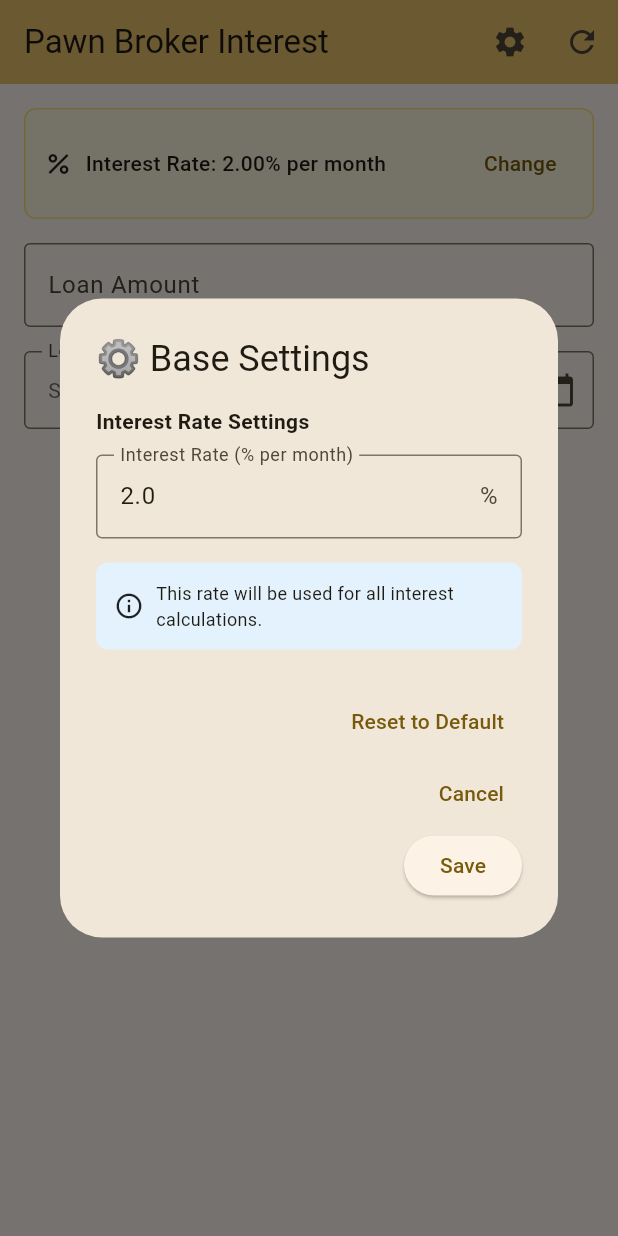
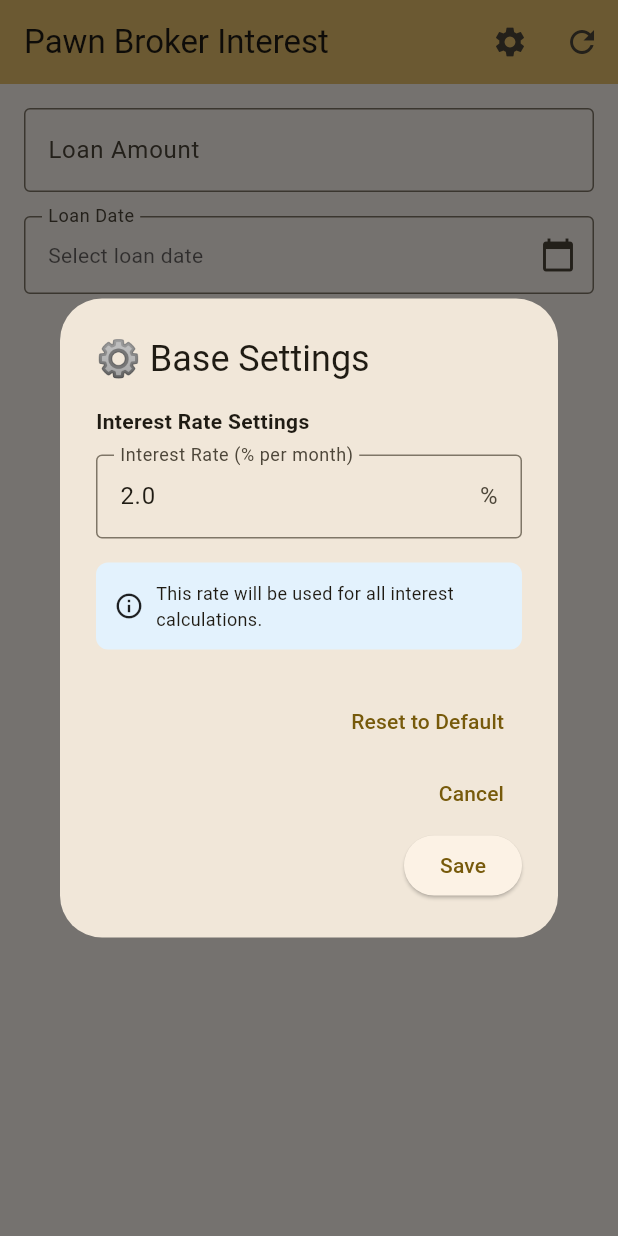
Before and after one commit to apkarthik1986/InterestEstimator, a Flutter app: the screen it shows after launch, after a tap on the "settings" icon, on a phone screen of 412 x 824 dp. Run offline on Flutter 3.47's test engine with Material 3 defaults, Android fonts, the phone set to English and light mode, and no system bars; our stand-ins replace pdf, printing, shared_preferences.

Commit message:
Remove interest rate display box from main page and add settings save confirmation (#14)
* Initial plan

* Remove interest rate display box from main page and add green snackbar on settings save

Co-authored-by: apkarthik1986 <65869415+apkarthik1986@users.noreply.github.com>

* Refactor dialog context naming to avoid shadowing State's BuildContext

Co-authored-by: apkarthik1986 <65869415+apkarthik1986@users.noreply.github.com>

---------

Co-authored-by: copilot-swe-agent[bot] <198982749+Copilot@users.noreply.github.com>
Co-authored-by: apkarthik1986 <65869415+apkarthik1986@users.noreply.github.com>

```diff
--- a/lib/main.dart
+++ b/lib/main.dart
@@ -328,7 +328,7 @@ class _InterestCalculatorPageState extends State<InterestCalculatorPage> {
 
     showDialog(
       context: context,
-      builder: (context) => AlertDialog(
+      builder: (dialogContext) => AlertDialog(
         title: const Text('⚙️ Base Settings'),
         content: SingleChildScrollView(
           child: Column(
@@ -378,21 +378,29 @@ class _InterestCalculatorPageState extends State<InterestCalculatorPage> {
           TextButton(
             onPressed: () async {
               await _resetToDefaults();
-              if (context.mounted) Navigator.of(context).pop();
+              if (dialogContext.mounted) Navigator.of(dialogContext).pop();
             },
             child: const Text('Reset to Default'),
           ),
           TextButton(
-            onPressed: () => Navigator.of(context).pop(),
+            onPressed: () => Navigator.of(dialogContext).pop(),
             child: const Text('Cancel'),
           ),
           ElevatedButton(
             onPressed: () async {
               await _saveBaseValues();
-              if (context.mounted) {
-                Navigator.of(context).pop();
+              if (dialogContext.mounted) {
+                Navigator.of(dialogContext).pop();
                 // Recalculate with the new interest rate
                 _tryCalculateInterest();
+                // Show green success snackbar
+                ScaffoldMessenger.of(context).showSnackBar(
+                  const SnackBar(
+                    content: Text('Settings saved successfully'),
+                    backgroundColor: Colors.green,
+                    duration: Duration(seconds: 2),
+                  ),
+                );
               }
             },
             child: const Text('Save'),
@@ -428,32 +436,6 @@ class _InterestCalculatorPageState extends State<InterestCalculatorPage> {
           child: Column(
             crossAxisAlignment: CrossAxisAlignment.stretch,
             children: [
-              // Current Interest Rate Display
-              Container(
-                padding: const EdgeInsets.all(12),
-                decoration: BoxDecoration(
-                  color: Colors.amber.shade50,
-                  borderRadius: BorderRadius.circular(8),
-                  border: Border.all(color: Colors.amber.shade200),
-                ),
-                child: Row(
-                  children: [
-                    const Icon(Icons.percent, size: 20),
-                    const SizedBox(width: 8),
-                    Text(
-                      'Interest Rate: ${_interestRatePerMonth.toStringAsFixed(2)}% per month',
-                      style: const TextStyle(fontWeight: FontWeight.w500),
-                    ),
-                    const Spacer(),
-                    TextButton(
-                      onPressed: _showSettingsDialog,
-                      child: const Text('Change'),
-                    ),
-                  ],
-                ),
-              ),
-              const SizedBox(height: 16),
-
               // Loan Amount Input
               TextFormField(
                 controller: _loanAmountController,
```
Also changed, not shown: 1 other file.
